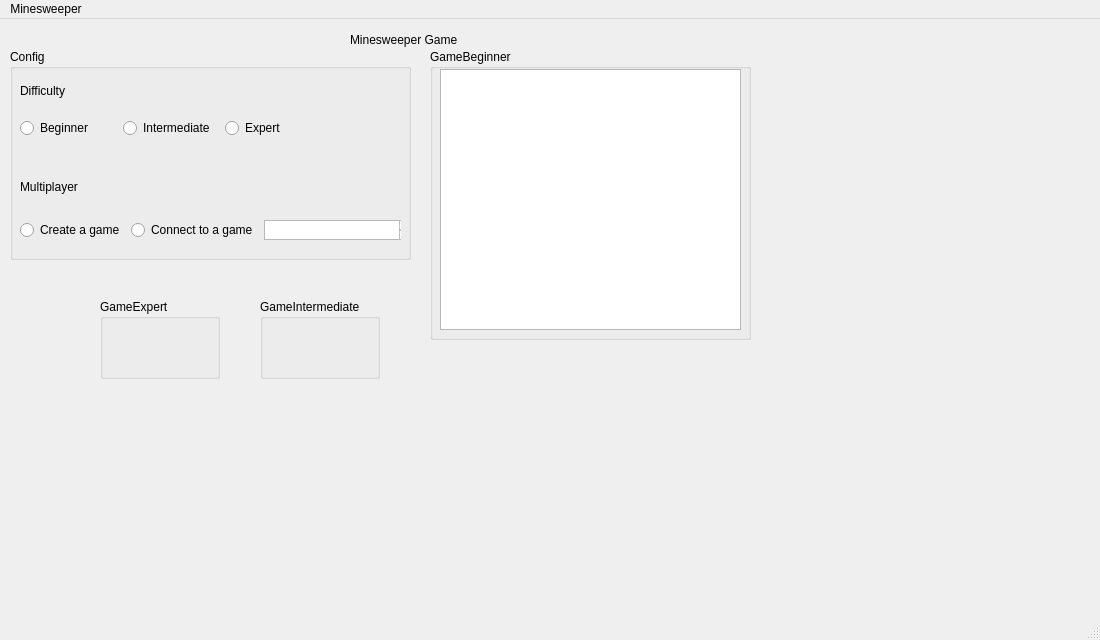
lucasrennok/Minesweeper, file v2_with_interface/mainwindow.ui: the form before one commit.
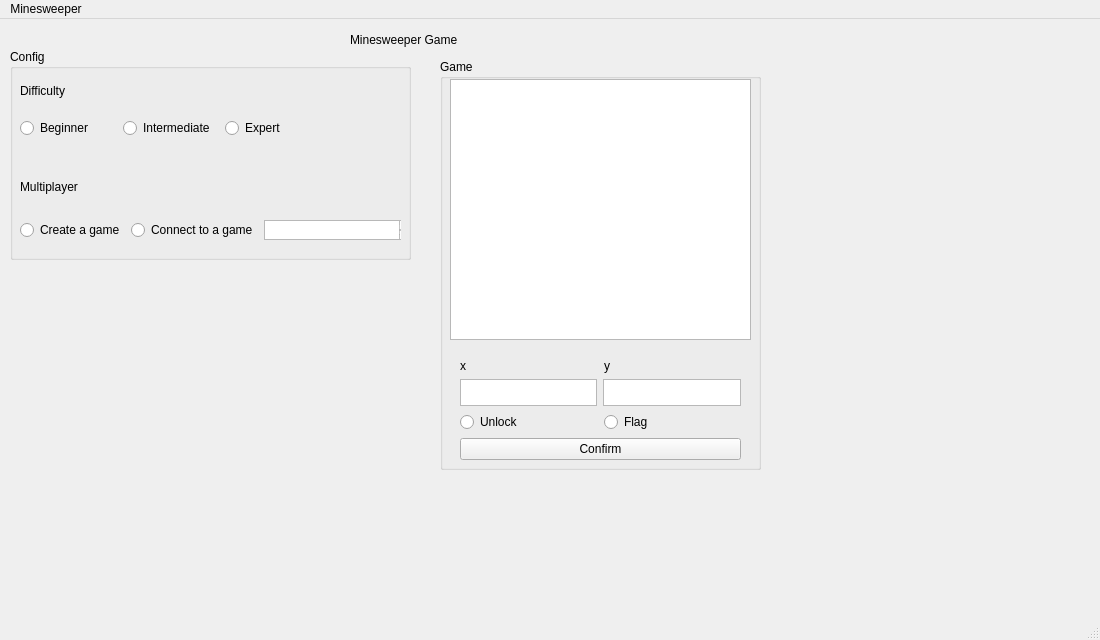
The form after the commit.

```diff
--- a/v2_with_interface/mainwindow.ui
+++ b/v2_with_interface/mainwindow.ui
@@ -172,14 +172,14 @@
    <widget class="QGroupBox" name="groupBoxGameB">
     <property name="geometry">
      <rect>
-      <x>430</x>
-      <y>30</y>
+      <x>440</x>
+      <y>40</y>
       <width>321</width>
-      <height>291</height>
+      <height>411</height>
      </rect>
     </property>
     <property name="title">
-     <string>GameBeginner</string>
+     <string>Game</string>
     </property>
     <widget class="QTextEdit" name="textGame">
      <property name="geometry">
@@ -191,32 +191,71 @@
       </rect>
      </property>
     </widget>
-   </widget>
-   <widget class="QGroupBox" name="groupBoxGameI">
-    <property name="geometry">
-     <rect>
-      <x>260</x>
-      <y>280</y>
-      <width>120</width>
-      <height>80</height>
-     </rect>
-    </property>
-    <property name="title">
-     <string>GameIntermediate</string>
-    </property>
-   </widget>
-   <widget class="QGroupBox" name="groupBoxGameE">
-    <property name="geometry">
-     <rect>
-      <x>100</x>
-      <y>280</y>
-      <width>120</width>
-      <height>80</height>
-     </rect>
-    </property>
-    <property name="title">
-     <string>GameExpert</string>
-    </property>
+    <widget class="QWidget" name="">
+     <property name="geometry">
+      <rect>
+       <x>20</x>
+       <y>300</y>
+       <width>281</width>
+       <height>101</height>
+      </rect>
+     </property>
+     <layout class="QVBoxLayout" name="verticalLayout_2">
+      <item>
+       <layout class="QHBoxLayout" name="horizontalLayout_4">
+        <item>
+         <widget class="QLabel" name="label_x">
+          <property name="text">
+           <string>x</string>
+          </property>
+         </widget>
+        </item>
+        <item>
+         <widget class="QLabel" name="label_y">
+          <property name="text">
+           <string>y</string>
+          </property>
+         </widget>
+        </item>
+       </layout>
+      </item>
+      <item>
+       <layout class="QHBoxLayout" name="horizontalLayout_3">
+        <item>
+         <widget class="QTextEdit" name="textX"/>
+        </item>
+        <item>
+         <widget class="QTextEdit" name="textY"/>
+        </item>
+       </layout>
+      </item>
+      <item>
+       <layout class="QHBoxLayout" name="horizontalLayout_2">
+        <item>
+         <widget class="QRadioButton" name="radioUnlock">
+          <property name="text">
+           <string>Unlock</string>
+          </property>
+         </widget>
+        </item>
+        <item>
+         <widget class="QRadioButton" name="radioFlag">
+          <property name="text">
+           <string>Flag</string>
+          </property>
+         </widget>
+        </item>
+       </layout>
+      </item>
+      <item>
+       <widget class="QPushButton" name="pushButton">
+        <property name="text">
+         <string>Confirm</string>
+        </property>
+       </widget>
+      </item>
+     </layout>
+    </widget>
    </widget>
   </widget>
   <widget class="QMenuBar" name="menubar">
```
